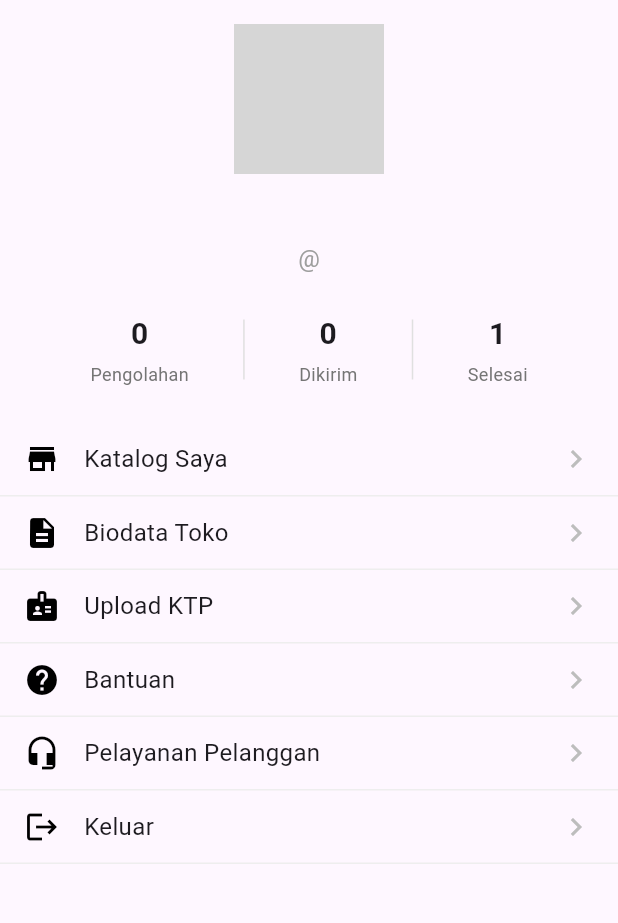
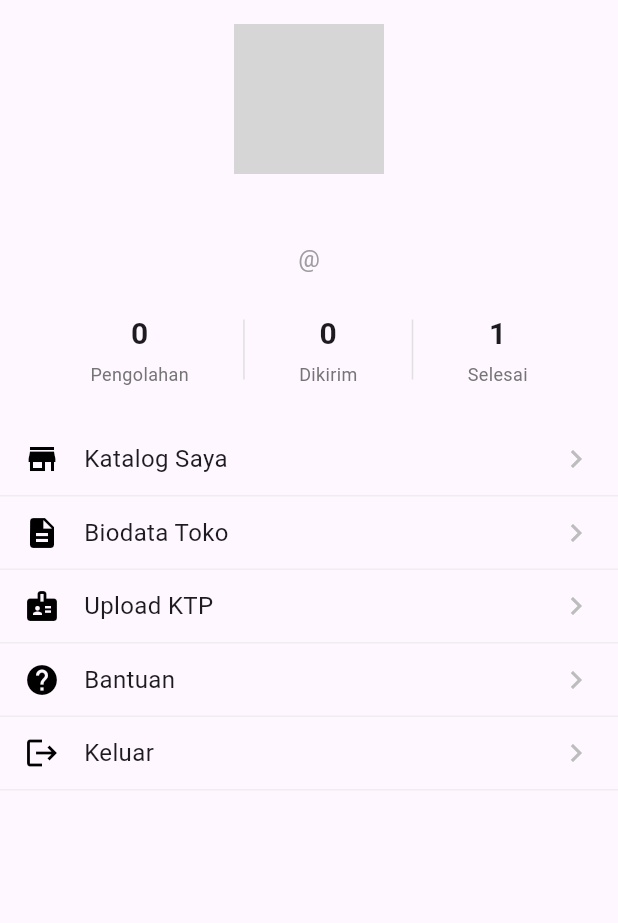
Before and after one commit to tungtungtungtungtungtungsahur/mobile-abp, a Flutter app: the ProfilePage screen opened by its route, on a phone screen of 412 x 824 dp, the part 63-986 px from its top. Run offline on Flutter 3.47's test engine with Material 3 defaults, Android fonts, the phone set to English and light mode, and no system bars; our stand-ins replace cloud_firestore, firebase_auth, firebase_core, image_picker; missing offline and left inert: google_mlkit_text_recognition; accounts and stored records are empty; network calls fail; Roboto replaces fonts that are missing (Poppins); grey boxes are pictures that could not be loaded.

Commit message:
ngapus 1 menu di profile

```diff
--- a/lib/profile.dart
+++ b/lib/profile.dart
@@ -200,7 +200,6 @@ class _ProfilePageState extends State<ProfilePage> {
                   );
                 },
               ),
-              _buildMenuItem('Pelayanan Pelanggan', Icons.headset_mic),
               _buildMenuItem(
                 'Keluar',
                 Icons.logout,
```
